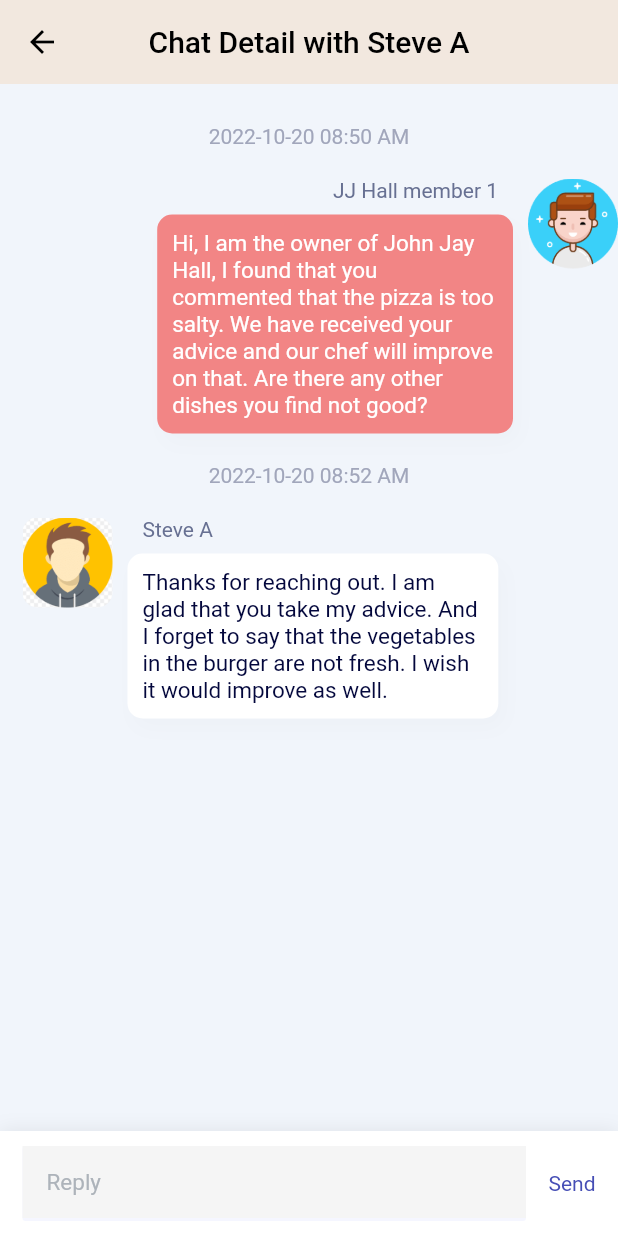
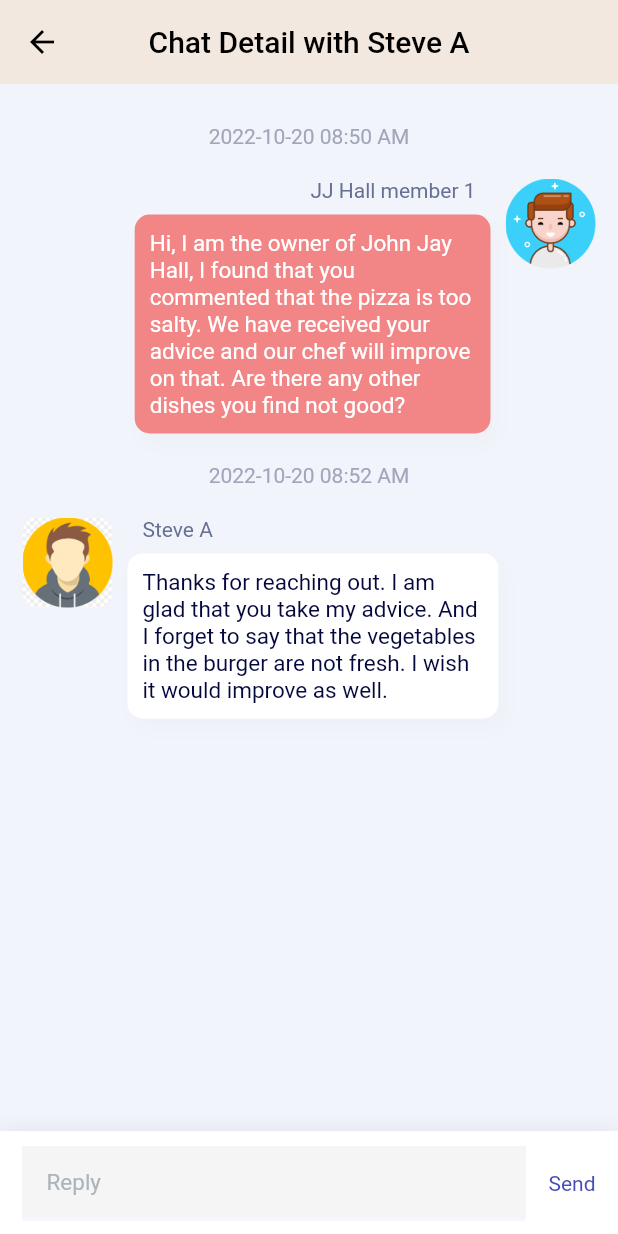
Before and after one commit to foodfyi/foodfyi_frontend, a Flutter app: the ReviewList screen opened directly, after a tap on "Chat", on a phone screen of 412 x 824 dp. Run offline on Flutter 3.47's test engine with Material 2 defaults, Android fonts, the phone set to English and light mode, and no system bars; our stand-ins replace flutter_rating_bar, flutter_svg, image_picker; network calls fail.

Commit message:
fix the chat avatar padding and always scroll down to the bottom (#23)
* fix the chat avatar padding and always scroll down to the bottom

* fix page padding and change steve C refuse to connect

Co-authored-by: Wentao Xie <wentaoxie@wentaos-mbp.lan>

```diff
--- a/lib/constants.dart
+++ b/lib/constants.dart
@@ -256,7 +256,7 @@ final mockReviews = <Review>[
     comment: 'The chicken sausage is a little bit spicy',
     name: 'Steve C',
     anonymous: false,
-    chatable: true,
+    chatable: false,
     dishIds: [6, 7, 8],
     rating: 4.0,
   ),
--- a/lib/pages/chat/chat_detail.dart
+++ b/lib/pages/chat/chat_detail.dart
@@ -29,6 +29,8 @@ class _ChatDetailState extends State<ChatDetail> {
   @override
   Widget build(BuildContext context) {
     contentMaxWidth = MediaQuery.of(context).size.width * 0.6;
+    WidgetsBinding.instance.addPostFrameCallback((_) =>
+        _scrollController.jumpTo(_scrollController.position.maxScrollExtent));
     return Scaffold(
       appBar: AppBar(
         leading: IconButton(
@@ -252,7 +254,9 @@ class _ChatDetailState extends State<ChatDetail> {
             ),
             padding: EdgeInsets.only(bottom: 20),
           ),
-          Row(
+          Padding(
+              padding: EdgeInsets.only(right: 15, left: 45),
+              child: Row(
                 crossAxisAlignment: CrossAxisAlignment.start,
                 textDirection: TextDirection.rtl,
                 children: <Widget>[
@@ -300,8 +304,8 @@ class _ChatDetailState extends State<ChatDetail> {
                                         ),
                                       ],
                                       color: pinkHeavyColor,
-                                  borderRadius:
-                                      BorderRadius.all(Radius.circular(10))),
+                                      borderRadius: BorderRadius.all(
+                                          Radius.circular(10))),
                                   padding: EdgeInsets.all(10),
                                   child: Text(
                                     item.text,
@@ -323,7 +327,7 @@ class _ChatDetailState extends State<ChatDetail> {
                     ],
                   ),
                 ],
-          )
+              )),
         ],
       ),
     );
```
Lines whose indentation alone changed are shown as unchanged.
